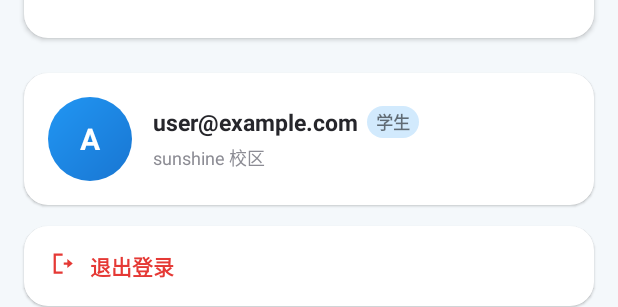
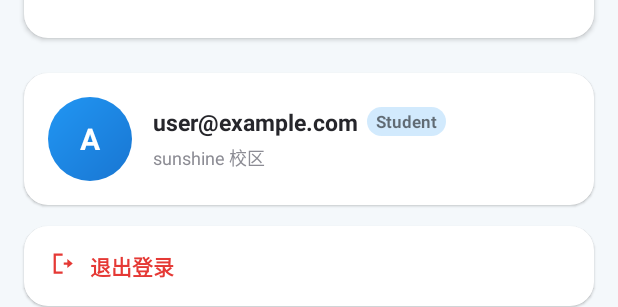
Before and after one commit to yangfeidev/SMRT-English-Android, an Android app: the layout fragment_classes.xml on its own in the app's theme, with its tools: preview values and no code run, on a phone screen of 412 x 824 dp. Shown: the part 565-872 px from the top of the screen. Run offline under Robolectric (Android 15) with nearby library versions, the phone set to English and light mode, and no system bars; plain views replace SmartRefreshLayout; network calls fail.

Commit message:
style: 角色徽标 教师/学生 → Teacher/Student（中改英）
Classes 页头像旁的角色徽标（role_teacher/role_student 字符串资源，
对齐 iOS ProfileSection）由中文改为英文；布局预览占位 tools:text 同步。

```diff
--- a/app/build.gradle
+++ b/app/build.gradle
@@ -13,8 +13,8 @@ android {
         applicationId "com.yangfei.smrtenglish"
         minSdk 26
         targetSdk 34
-        versionCode 9
-        versionName "2.0.9"
+        versionCode 10
+        versionName "2.0.10"
 
         testInstrumentationRunner "androidx.test.runner.AndroidJUnitRunner"
 
--- a/app/src/main/res/layout/fragment_classes.xml
+++ b/app/src/main/res/layout/fragment_classes.xml
@@ -149,7 +149,7 @@
                                     android:paddingBottom="2dp"
                                     android:textSize="11sp"
                                     android:textStyle="bold"
-                                    tools:text="学生" />
+                                    tools:text="Student" />
                             </LinearLayout>
 
                             <TextView
--- a/app/src/main/res/values/strings.xml
+++ b/app/src/main/res/values/strings.xml
@@ -59,8 +59,8 @@
     <!-- 教师端（对齐 iOS TeacherTabViews / ProfileSection 角色徽标） -->
     <string name="back">返回</string>
     <string name="teacher_rotate">切换横竖屏</string>
-    <string name="role_teacher">教师</string>
-    <string name="role_student">学生</string>
+    <string name="role_teacher">Teacher</string>
+    <string name="role_student">Student</string>
     <string name="teacher_list_current">Current</string>
     <string name="teacher_list_removed">Removed</string>
     <string name="teacher_students_empty">No Students</string>
```
